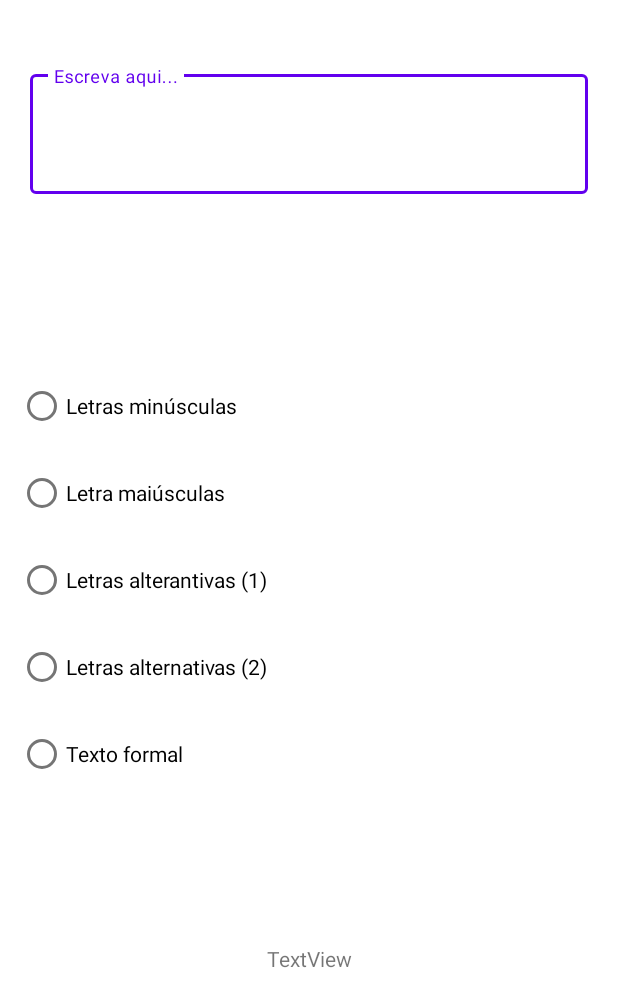
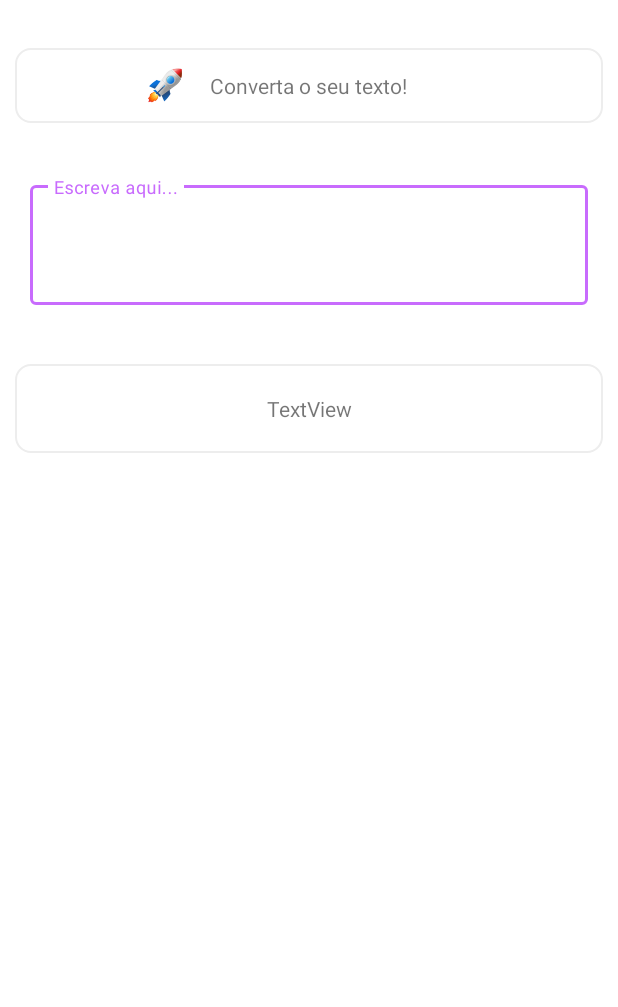
Before and after one commit to GustavoHenriqueDK/text-case-conversion, an Android app: the screen it shows after launch (MainActivity), on a phone screen of 412 x 824 dp. Shown: the top 1007 px of the screen. Run offline under Robolectric (Android 15) with nearby library versions, the phone set to English and light mode, and no system bars.

Commit message:
- constraint_layout_shape.xml added; - simple layout added for while;

```diff
--- a/app/src/main/java/com/example/textcaseconversion/MainActivity.kt
+++ b/app/src/main/java/com/example/textcaseconversion/MainActivity.kt
@@ -2,6 +2,7 @@ package com.example.textcaseconversion
 
 import androidx.appcompat.app.AppCompatActivity
 import android.os.Bundle
+import android.view.WindowManager
 import kotlinx.android.synthetic.main.activity_main.*
 import java.util.*
 
@@ -9,8 +10,16 @@ class MainActivity : AppCompatActivity() {
     override fun onCreate(savedInstanceState: Bundle?) {
         super.onCreate(savedInstanceState)
         setContentView(R.layout.activity_main)
+        hideStatusBarAndSupportBar()
+
+        testMethod()
+    }
+
+    private fun hideStatusBarAndSupportBar() {
         supportActionBar!!.hide()
-        testMethod()
+        window.setFlags(
+            WindowManager.LayoutParams.FLAG_FULLSCREEN,
+            WindowManager.LayoutParams.FLAG_FULLSCREEN)
     }
 
     private fun testMethod() {
--- /dev/null
+++ b/app/src/main/res/drawable/constraint_layout_shape.xml
@@ -0,0 +1,18 @@
+<?xml version="1.0" encoding="utf-8"?>
+<shape xmlns:android="http://schemas.android.com/apk/res/android"
+
+    android:shape="rectangle">
+
+    <solid
+        android:color="#FFFFFF">
+    </solid>
+
+    <stroke android:width="1dip" android:color="#EDEDED"/>
+
+    <corners
+        android:bottomLeftRadius="10dp"
+        android:topLeftRadius="10dp"
+        android:bottomRightRadius="10dp"
+        android:topRightRadius="10dp">
+    </corners>
+</shape>
--- a/app/src/main/res/layout/activity_main.xml
+++ b/app/src/main/res/layout/activity_main.xml
@@ -18,7 +18,7 @@
         app:layout_constraintEnd_toEndOf="parent"
         app:layout_constraintStart_toStartOf="parent"
         app:layout_constraintTop_toTopOf="parent"
-        app:layout_constraintVertical_bias="0.060000002">
+        app:layout_constraintVertical_bias="0.16000003">
 
         <EditText
             android:id="@+id/editTextText"
@@ -40,61 +40,74 @@
 
     </com.google.android.material.textfield.TextInputLayout>
 
-    <TextView
-        android:id="@+id/textView"
-        android:layout_width="wrap_content"
+
+    <androidx.constraintlayout.widget.ConstraintLayout
+        android:layout_width="match_parent"
+        android:layout_height="50dp"
+        android:layout_marginStart="10dp"
+        android:layout_marginLeft="10dp"
+        android:layout_marginEnd="10dp"
+        android:layout_marginRight="10dp"
+        android:background="@drawable/constraint_layout_shape"
+        app:layout_constraintBottom_toTopOf="@+id/textInputLayoutText"
+        app:layout_constraintEnd_toEndOf="parent"
+        app:layout_constraintHorizontal_bias="1.0"
+        app:layout_constraintStart_toStartOf="parent"
+        app:layout_constraintTop_toTopOf="parent"
+        app:layout_constraintVertical_bias="0.47">
+
+        <ImageView
+            android:id="@+id/imageView"
+            android:layout_width="37dp"
+            android:layout_height="31dp"
+            app:layout_constraintBottom_toBottomOf="parent"
+            app:layout_constraintEnd_toStartOf="@+id/textView2"
+            app:layout_constraintHorizontal_bias="0.88"
+            app:layout_constraintStart_toStartOf="parent"
+            app:layout_constraintTop_toTopOf="parent"
+            app:srcCompat="@drawable/rocket_emoji" />
+
+        <TextView
+            android:id="@+id/textView2"
+            android:layout_width="wrap_content"
+            android:layout_height="wrap_content"
+            android:text="Converta o seu texto!"
+            app:layout_constraintBottom_toBottomOf="parent"
+            app:layout_constraintEnd_toEndOf="parent"
+            app:layout_constraintStart_toStartOf="parent"
+            app:layout_constraintTop_toTopOf="parent" />
+    </androidx.constraintlayout.widget.ConstraintLayout>
+
+    <androidx.constraintlayout.widget.ConstraintLayout
+        android:layout_width="match_parent"
         android:layout_height="wrap_content"
-        android:text="TextView"
+        android:layout_marginStart="10dp"
+        android:layout_marginLeft="10dp"
+        android:layout_marginEnd="10dp"
+        android:layout_marginRight="10dp"
+        android:background="@drawable/constraint_layout_shape"
         app:layout_constraintBottom_toBottomOf="parent"
         app:layout_constraintEnd_toEndOf="parent"
+        app:layout_constraintHorizontal_bias="1.0"
         app:layout_constraintStart_toStartOf="parent"
         app:layout_constraintTop_toBottomOf="@+id/textInputLayoutText"
-        app:layout_constraintVertical_bias="0.74" />
+        app:layout_constraintVertical_bias="0.06999999">
 
-    <RadioGroup
-        android:layout_width="wrap_content"
-        android:layout_height="wrap_content"
-        app:layout_constraintBottom_toBottomOf="parent"
-        app:layout_constraintEnd_toEndOf="parent"
-        app:layout_constraintHorizontal_bias="0.05"
-        app:layout_constraintStart_toStartOf="parent"
-        app:layout_constraintTop_toBottomOf="@+id/textInputLayoutText"
-        app:layout_constraintVertical_bias="0.29000002">
-
-        <RadioButton
-            android:id="@+id/radioButtonLowerCase"
-            android:layout_width="match_parent"
+        <TextView
+            android:id="@+id/textView"
+            android:layout_width="wrap_content"
             android:layout_height="wrap_content"
-            android:layout_marginBottom="10dp"
-            android:text="@string/radio_button_lowercase" />
-
-        <RadioButton
-            android:id="@+id/radioButtonUppercase"
-            android:layout_width="match_parent"
-            android:layout_height="wrap_content"
-            android:layout_marginBottom="10dp"
-            android:text="@string/radio_button_uppercase" />
-
-        <RadioButton
-            android:id="@+id/radioButtonAlternativeCase"
-            android:layout_width="match_parent"
-            android:layout_height="wrap_content"
-            android:layout_marginBottom="10dp"
-            android:text="@string/radio_button_alternative_case_1" />
-
-        <RadioButton
-            android:id="@+id/radioButtonAlternativeCase2"
-            android:layout_width="match_parent"
-            android:layout_height="wrap_content"
-            android:layout_marginBottom="10dp"
-            android:text="@string/radio_button_alternative_case_2" />
-
-        <RadioButton
-            android:id="@+id/radioButtonFormalText"
-            android:layout_width="match_parent"
-            android:layout_height="wrap_content"
-            android:layout_marginBottom="10dp"
-            android:text="@string/radio_button_formal_text" />
-    </RadioGroup>
+            android:layout_marginStart="20dp"
+            android:layout_marginLeft="20dp"
+            android:layout_marginTop="20dp"
+            android:layout_marginEnd="20dp"
+            android:layout_marginRight="20dp"
+            android:layout_marginBottom="20dp"
+            android:text="TextView"
+            app:layout_constraintBottom_toBottomOf="parent"
+            app:layout_constraintEnd_toEndOf="parent"
+            app:layout_constraintStart_toStartOf="parent"
+            app:layout_constraintTop_toTopOf="parent" />
+    </androidx.constraintlayout.widget.ConstraintLayout>
 
 </androidx.constraintlayout.widget.ConstraintLayout>
--- a/app/src/main/res/values/colors.xml
+++ b/app/src/main/res/values/colors.xml
@@ -1,6 +1,6 @@
 <?xml version="1.0" encoding="utf-8"?>
 <resources>
-    <color name="colorPrimary">#6200EE</color>
-    <color name="colorPrimaryDark">#6200EE</color>
-    <color name="colorAccent">#6200EE</color>
+    <color name="colorPrimary">#C86BFD</color>
+    <color name="colorPrimaryDark">#C86BFD</color>
+    <color name="colorAccent">#C86BFD</color>
 </resources>
```
Also changed, not shown: app/src/main/res/drawable/rocket_emoji.png (added).
